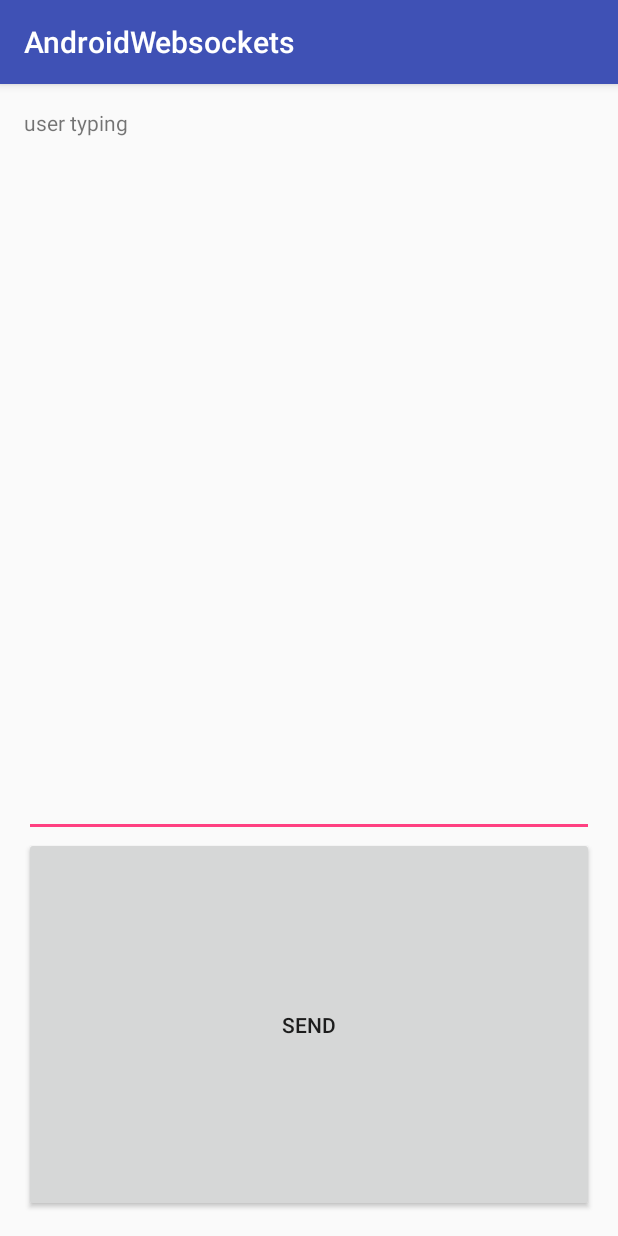
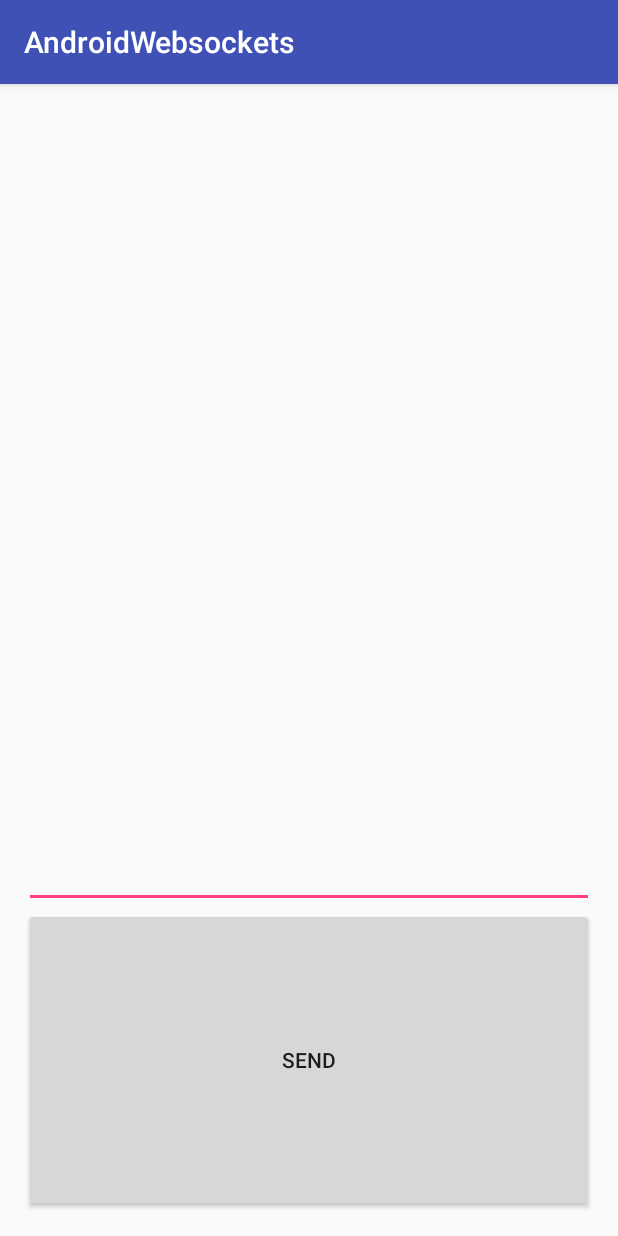
Before and after one commit to domar007/Android_Websocket, an Android app: the screen it shows after launch (MainActivity), on a phone screen of 412 x 824 dp. Run offline under Robolectric (Android 15) with nearby library versions, the phone set to English and light mode, and no system bars; libraries missing offline, so code that uses them is left out: org.java_websocket.client, org.java_websocket.handshake; 2 statements that could not run were skipped.

```diff
--- a/app/src/main/java/com/example/stefan/androidwebsockets/MainActivity.java
+++ b/app/src/main/java/com/example/stefan/androidwebsockets/MainActivity.java
@@ -9,14 +9,12 @@ import android.util.Log;
 import android.view.View;
 import android.widget.Button;
 import android.widget.EditText;
-import android.widget.TextView;
 
 import org.json.JSONException;
 import org.json.JSONObject;
 
 import org.java_websocket.client.WebSocketClient;
 import org.java_websocket.handshake.ServerHandshake;
-import java.util.UUID;
 
 import java.net.URI;
 import java.net.URISyntaxException;
@@ -25,11 +23,9 @@ public class MainActivity extends AppCompatActivity {
 
     private Button button;
     private EditText text;
-    private TextView user;
     private WebSocketClient mWebSocketClient;
     private boolean textChanged = true;
     private JSONObject json;
-    String uuid;
 
     @Override
     protected void onCreate(Bundle savedInstanceState) {
@@ -39,14 +35,11 @@ public class MainActivity extends AppCompatActivity {
     }
 
     private void init() {
-
-        user = (TextView) findViewById(R.id.username);
         button = (Button) findViewById(R.id.send_button);
         text = (EditText) findViewById(R.id.edit_text);
-
         json = new JSONObject();
         connectToWebSocket();
-         uuid = UUID.randomUUID().toString();
+
         button.setOnClickListener(new View.OnClickListener() {
             public void onClick(View v) {
                 mWebSocketClient.send(text.getText().toString());
@@ -60,24 +53,22 @@ public class MainActivity extends AppCompatActivity {
 
             @Override
             public void onTextChanged(CharSequence s, int start, int before, int count) {
-
                 if (textChanged) {
                     try {
                         json.put("cursorPos", text.getSelectionStart());
                         json.put("text", text.getText().toString());
-                        json.put("user", uuid);
-
                     } catch (JSONException e) {
                         Log.i("JSON Exception", e.getStackTrace().toString());
                     }
+                    //mWebSocketClient.send(text.getText().toString());
                     //Send json
                     mWebSocketClient.send(json.toString());
                 }
+
             }
 
             @Override
             public void afterTextChanged(Editable s) {
-
             }
         });
     }
@@ -85,7 +76,7 @@ public class MainActivity extends AppCompatActivity {
     private void connectToWebSocket() {
         URI uri;
         try {
-            uri = new URI("ws://10.0.3.2:8080");
+            uri = new URI("ws://10.0.2.2:8080");
         } catch (URISyntaxException e) {
             e.printStackTrace();
             return;
@@ -95,7 +86,7 @@ public class MainActivity extends AppCompatActivity {
             @Override
             public void onOpen(ServerHandshake serverHandshake) {
                 Log.i("Websocket", "Opened");
-            //    mWebSocketClient.send("Hello from " + Build.MANUFACTURER + " " + Build.MODEL);
+                //mWebSocketClient.send("Hello from " + Build.MANUFACTURER + " " + Build.MODEL);
             }
 
             @Override
@@ -107,20 +98,13 @@ public class MainActivity extends AppCompatActivity {
                         try {
                             textChanged = false;
                             text.setText("");
-
                             JSONObject resultJson = new JSONObject(message);
+                            text.setSelection((int) resultJson.getInt("cursorPos"));
                             text.setText(text.getText() + resultJson.get("text").toString());
-                            text.setSelection(resultJson.getInt("cursorPos"));
-
-                                user.setText(resultJson.get("user").toString() + "TYPING");
-                                // text.setText(text.getText() + message );
-
-                                    textChanged = true;
-
+                            textChanged = true;
                         } catch (JSONException e) {
                             e.printStackTrace();
-                       }
-                       // user.setText("ddd");
+                        }
                     }
                 });
             }
--- a/app/src/main/res/layout/activity_main.xml
+++ b/app/src/main/res/layout/activity_main.xml
@@ -6,21 +6,11 @@
     android:paddingTop="@dimen/activity_vertical_margin"
     android:paddingBottom="@dimen/activity_vertical_margin" tools:context=".MainActivity">
 
-    <TextView
-        android:layout_width="wrap_content"
-        android:layout_height="wrap_content"
-        android:textAppearance="?android:attr/textAppearanceSmall"
-        android:text="user typing"
-        android:id="@+id/username"
-        />
-
     <EditText
         android:id="@+id/edit_text"
         android:layout_width="match_parent"
-        android:layout_height="700px"
-        android:layout_below="@id/username"
+        android:layout_height="800px"
     />
-
     <Button
         android:text="Send"
         android:id="@+id/send_button"
@@ -28,5 +18,4 @@
         android:layout_width="match_parent"
         android:layout_height="match_parent"
     />
-
 </RelativeLayout>
```
Also changed, not shown: app/src/main/java/com/example/stefan/androidwebsockets/MultiCursorEditText.java (deleted, +0 -21 lines), 3 other files.
